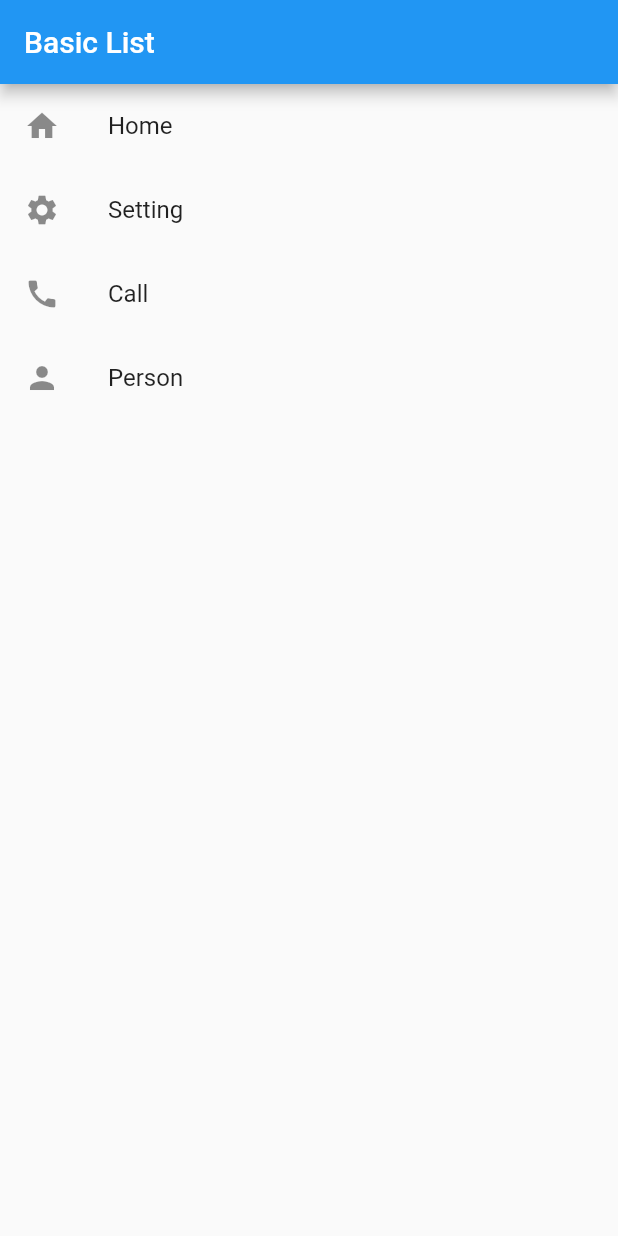
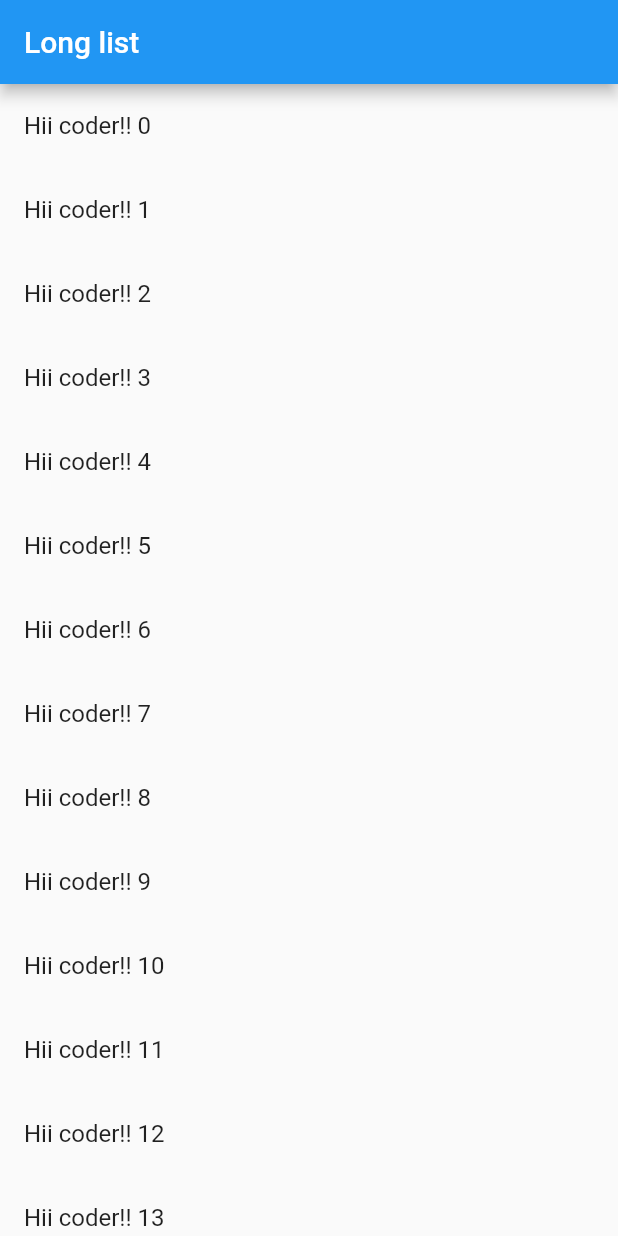
Before and after one commit to Mrinalsharma1/flutter_app, a Flutter app: the screen it shows after launch, on a phone screen of 412 x 824 dp. Run offline on Flutter 3.47's test engine with Material 2 defaults, Android fonts, the phone set to English and light mode, and no system bars.

Commit message:
17days Long_list

```diff
--- a/lib/main.dart
+++ b/lib/main.dart
@@ -2,39 +2,27 @@ import 'package:flutter/cupertino.dart';
 import 'package:flutter/material.dart';
 
 void main() {
-  runApp(MyApp());
+  runApp(MyApp(names: List<String>.generate(50, (a) => "coder!! $a")));
 }
 
 class MyApp extends StatelessWidget {
+  final List<String> names;
+  MyApp({key, this.names}) : super(key: key);
   @override
   Widget build(BuildContext context) {
     return MaterialApp(
-      title: "17 DaysBasic List",
+      // title: "17 Days Basic List",
       home: Scaffold(
         appBar: AppBar(
-          title: Text("Basic List"),
+          title: Text("Long list"),
         ),
-        body: ListView(
-          children: [
-            ListTile(
-              leading: Icon(Icons.home),
-              title: Text("Home"),
-              // trailing: Icon(Icons.home),
-            ),
-            ListTile(
-              leading: Icon(Icons.settings),
-              title: Text("Setting"),
-            ),
-            ListTile(
-              leading: Icon(Icons.call),
-              title: Text("Call"),
-            ),
-            ListTile(
-              leading: Icon(Icons.person),
-              title: Text("Person"),
-            )
-          ],
-        ),
+        body: ListView.builder(
+            itemCount: names.length,
+            itemBuilder: (context, index) {
+              return ListTile(
+                title: Text("Hii ${names[index]}"),
+              );
+            }),
       ),
     );
   }
```
